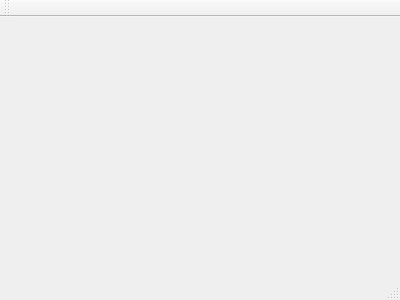
seagullua/free-wifi, file free-wifi-windows-emulator/free-wifi-windows-emulator/MainWindow.ui: the form before one commit.
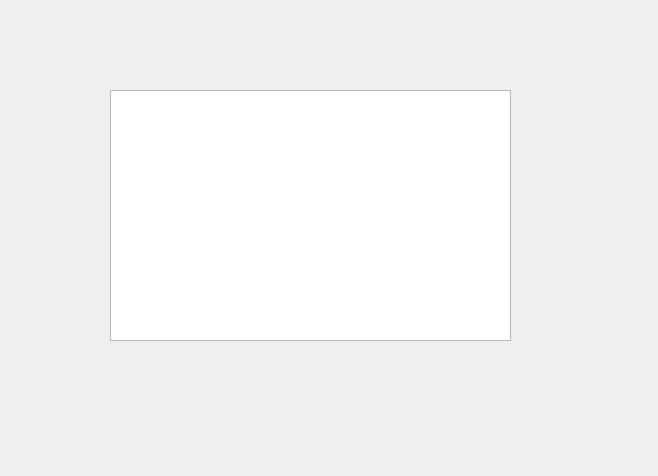
The form after the commit.

What changed in the file:
```diff
--- a/free-wifi-windows-emulator/free-wifi-windows-emulator/MainWindow.ui
+++ b/free-wifi-windows-emulator/free-wifi-windows-emulator/MainWindow.ui
@@ -1,24 +1,31 @@
 <ui version="4.0">
  <class>MainWindow</class>
- <widget class="QMainWindow" name="MainWindow" >
-  <property name="geometry" >
+ <widget class="QMainWindow" name="MainWindow">
+  <property name="geometry">
    <rect>
     <x>0</x>
     <y>0</y>
-    <width>400</width>
-    <height>300</height>
+    <width>658</width>
+    <height>476</height>
    </rect>
   </property>
   <property name="windowTitle" >
    <string>MainWindow</string>
   </property>
-  <widget class="QMenuBar" name="menuBar" />
-  <widget class="QToolBar" name="mainToolBar" />
-  <widget class="QWidget" name="centralWidget" />
-  <widget class="QStatusBar" name="statusBar" />
+  <widget class="QWidget" name="centralWidget">
+   <widget class="QTextEdit" name="log">
+    <property name="geometry">
+     <rect>
+      <x>110</x>
+      <y>90</y>
+      <width>401</width>
+      <height>251</height>
+     </rect>
+    </property>
+   </widget>
+  </widget>
  </widget>
- <layoutDefault spacing="6" margin="11" />
- <pixmapfunction></pixmapfunction>
+ <layoutdefault spacing="6" margin="11"/>
  <resources/>
  <connections/>
 </ui>
```
Left out of the diff: 3 changed lines with no effect on the pictures.
